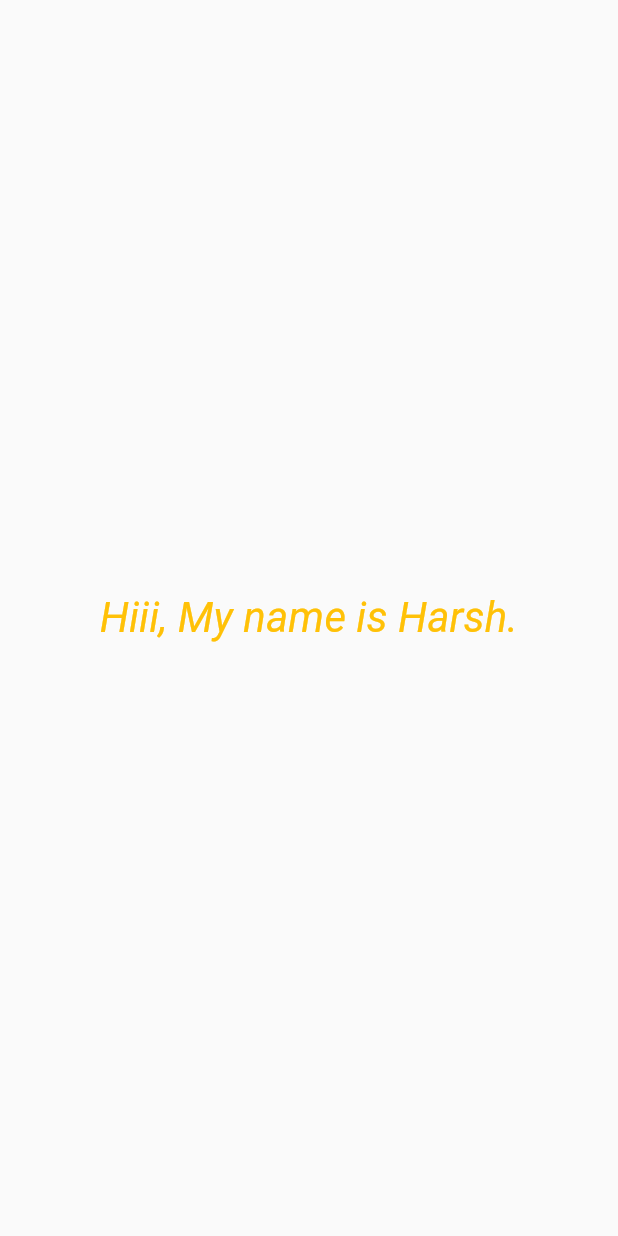
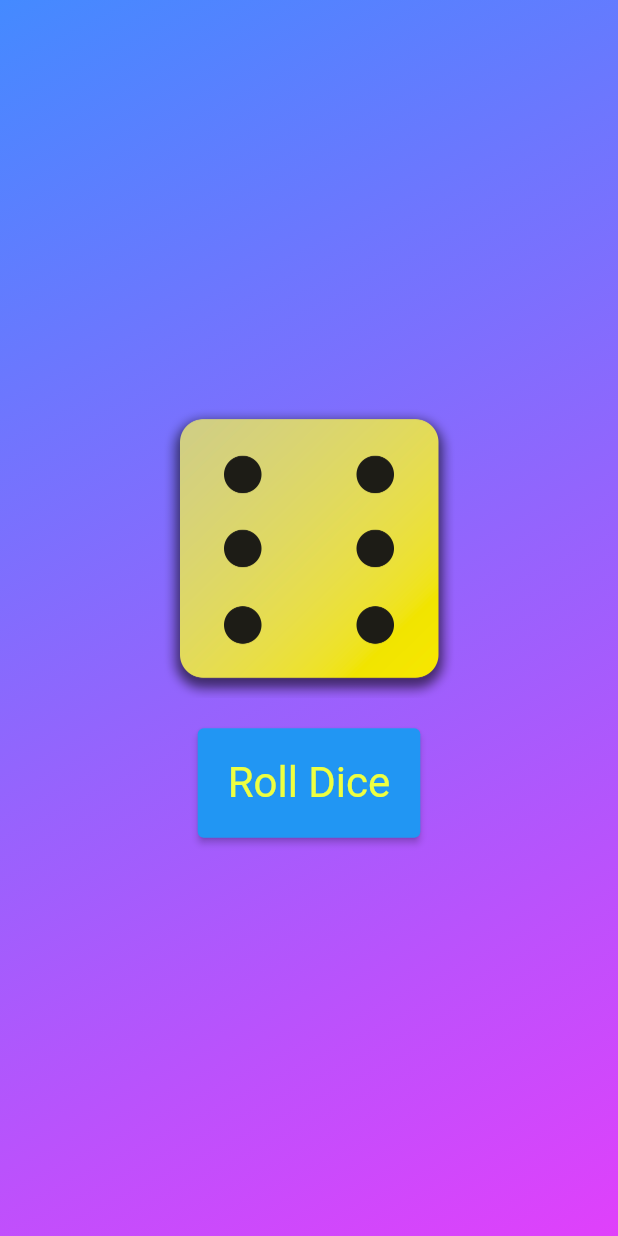
Before and after one commit to sharshv2012/first_app, a Flutter app: the screen it shows after launch, on a phone screen of 412 x 824 dp. Run offline on Flutter 3.47's test engine with Material 2 defaults, Android fonts, the phone set to English and light mode, and no system bars.

Commit message:
Commit 5 : Used a Stateful class so that it can be modified in realtime and used random class too : )

```diff
--- /dev/null
+++ b/lib/dice_roller.dart
@@ -0,0 +1,52 @@
+import 'package:flutter/material.dart';
+import 'dart:math';
+
+final randomizer = Random();  // prevents redundant object deletion and creation everytime we roll the dice.
+class DiceRoller extends StatefulWidget {
+
+  const DiceRoller({super.key});
+  @override
+  State <DiceRoller> createState() {
+    return _DiceRollerState();
+  }
+}
+
+//When u work with stateful Widgets u always work with two classes.
+
+class _DiceRollerState extends State <DiceRoller> {        // _ before class makes the class private.
+
+  var activeDiceImage = "assets/images/dice-6.png" ;
+  void rollDice(){
+    var diceRoll = randomizer.nextInt(6) + 1; //generates random value between zero to 1.
+    setState(() {
+      activeDiceImage = "assets/images/dice-$diceRoll.png";
+    }) ;
+
+  }
+  @override
+  Widget build(context) {
+     return Column(
+          mainAxisSize: MainAxisSize.min,
+          children: [
+            Image.asset(
+              //Column() & Row() can be used to place multiple child widgets next to each other.
+              activeDiceImage,
+              width: 200,
+            ),
+            const SizedBox(height: 20),
+            ElevatedButton(
+              onPressed: rollDice,
+                // use can also create method here.
+                // method body
+
+              style: ElevatedButton.styleFrom(
+                padding: const EdgeInsets.all(20),
+                foregroundColor: Colors.limeAccent,
+                textStyle: const TextStyle(fontSize: 28),
+              ),
+              child: const Text("Roll Dice"),
+            )
+          ],
+        );
+  }
+}
--- a/lib/gradient_container.dart
+++ b/lib/gradient_container.dart
@@ -1,29 +1,38 @@
 import 'package:first_app/styled_text.dart';
 import 'package:flutter/material.dart';
+import 'package:first_app/dice_roller.dart';
 
-const startAlignment = Alignment.topLeft ;
-const endAlignment =  Alignment.bottomRight ; // const or fianl is same as val
+const startAlignment = Alignment.topLeft;
+const endAlignment = Alignment.bottomRight; // const or fianl is same as val
+
 class GradientContainer extends StatelessWidget {
-  const GradientContainer(this.colour1, this.colour2 ,{super.key}); // a constructor , super.key passes key to the super class i.e Stateless widget.
+  const GradientContainer(this.colour1, this.colour2,
+      {super.key}); // a constructor , super.key passes key to the super class i.e Stateless widget.
   // if u want to pass that commented list of colors u can do "{super.key , required this.color}" , here list of colour will be a named argument to make it unnamed write it outside {} .
   // u can do some initialization work by giving it a body {}
   // optional
   // const constructor can't have a body.
-  final Color colour1 ;
-  final Color colour2 ; // you can also accept list of colours
+  const GradientContainer.skyBlue({super.key})
+      : colour1 = Colors.teal,
+        colour2 = Colors.tealAccent; // this is another constructor.
+  final Color colour1;
+  final Color colour2; // you can also accept list of colours
   // final List<color> colors ;
   @override
   Widget build(BuildContext context) {
     return Container(
-       decoration:   BoxDecoration(
+      decoration: BoxDecoration(
         gradient: LinearGradient(
-          colors: [colour1 , colour2], // in case of using list of colors just write "colours" no [].
+          colors: [
+            colour1,
+            colour2
+          ], // in case of using list of colors just write "colours" no [].
           begin: startAlignment,
-          end:endAlignment,
+          end: endAlignment,
         ),
       ),
       child: const Center(
-        child: StyledText("Hiii, My name is Harsh.")
+        child: DiceRoller(),
       ),
     );
   }
--- a/lib/main.dart
+++ b/lib/main.dart
@@ -4,7 +4,8 @@ void main() {
   runApp(
     const MaterialApp(
       home: Scaffold(
-        body: GradientContainer(Color.fromARGB(0, 16, 157, 131) , Color.fromARGB(0, 240, 23, 179)), // added custom widget
+        body: GradientContainer(Colors.blueAccent , Colors.purpleAccent), // added custom widget
+       // to use another constructor "GradientContainer.skyBlue()"
       ),
     ),
   ); //using cosnt is used to avoid duplicate memory allocation if the widgets are reused it's a clean coding practice in flutter.
```
Also changed, not shown: pubspec.yaml (+8 -3 lines), assets/images/dice-1.png (added), assets/images/dice-2.png (added), assets/images/dice-3.png (added), assets/images/dice-4.png (added), assets/images/dice-5.png (added), assets/images/dice-6.png (added).
